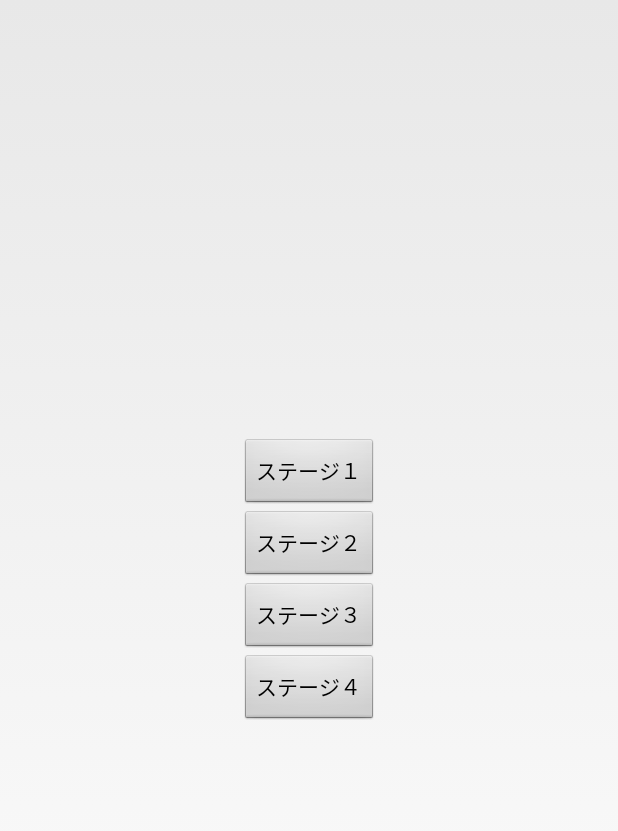
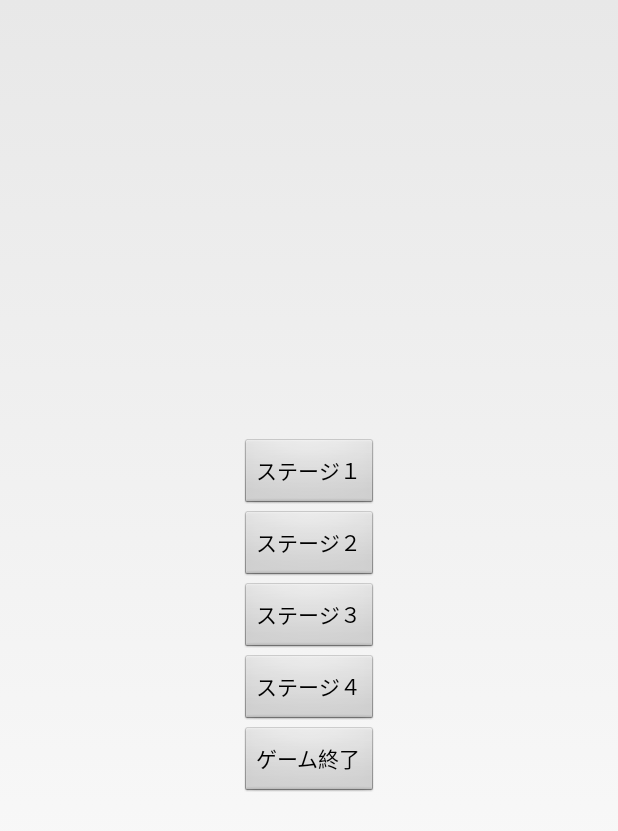
Before and after one commit to ffmm00/AndroidBarrageGame, an Android app: the screen it shows after launch (MainActivity), on a phone screen of 412 x 824 dp. Shown: the top 831 px of the screen. Run offline under Robolectric (Android 15) with nearby library versions, the phone set to English and light mode, and no system bars.

Commit message:
バグは起きず。ステージ選択画面にゲーム終了ボタン追加

```diff
--- a/app/src/main/java/com/fm_example/barragegame/GameActivity.java
+++ b/app/src/main/java/com/fm_example/barragegame/GameActivity.java
@@ -1,5 +1,6 @@
 package com.fm_example.barragegame;
 
+import android.app.Activity;
 import android.content.Context;
 import android.content.Intent;
 import android.content.res.Resources;
@@ -434,8 +435,7 @@ public class GameActivity extends SurfaceView implements SurfaceHolder.Callback,
                 if (mIsClear || mIsFailed) {
                     if (mRegionGameEnd.contains((int) event.getX(), (int) event.getY())) {
                         mStageOne.stop();
-                        Intent i = new Intent(getContext(), MainActivity.class);
-                        getContext().startActivity(i);
+                        ((Activity) getContext()).finish();
                     }
                 }
                 break;
--- a/app/src/main/java/com/fm_example/barragegame/MainActivity.java
+++ b/app/src/main/java/com/fm_example/barragegame/MainActivity.java
@@ -68,6 +68,16 @@ public class MainActivity extends Activity {
                 startActivity(intent);
             }
         });
+
+
+        Button btnNexth = (Button) this.findViewById(R.id.button);
+        btnNexth.setOnClickListener(new View.OnClickListener() {
+            @Override
+            public void onClick(View v) {
+                mOpening.stop();
+                finish();
+            }
+        });
     }
 
     @Override
@@ -84,7 +94,9 @@ public class MainActivity extends Activity {
     @Override
     public boolean dispatchKeyEvent(KeyEvent event) {
         if (event.getKeyCode() == KeyEvent.KEYCODE_BACK) {
-            mOpening.stop();
+            if (mOpening.isPlaying()) {
+                mOpening.stop();
+            }
             finish();
         }
         return super.dispatchKeyEvent(event);
--- a/app/src/main/res/layout/activity_main.xml
+++ b/app/src/main/res/layout/activity_main.xml
@@ -44,6 +44,13 @@
         android:layout_centerVertical="true"
         android:layout_centerHorizontal="true" />
 
+    <Button
+        android:layout_width="wrap_content"
+        android:layout_height="wrap_content"
+        android:text="@string/endgame"
+        android:id="@+id/button"
+        android:layout_below="@+id/button3"
+        android:layout_centerHorizontal="true" />
 
 
 </RelativeLayout>
--- a/app/src/main/res/values/strings.xml
+++ b/app/src/main/res/values/strings.xml
@@ -5,6 +5,7 @@
     <string name="stage2">ステージ２</string>
     <string name="stage3">ステージ３</string>
     <string name="stage4">ステージ４</string>
+    <string name="endgame">ゲーム終了</string>
     <string name="action_settings">Settings</string>
     <string name="title_activity_game">GameActivity</string>
 </resources>
```
Also changed, not shown: app/src/main/java/com/fm_example/barragegame/BossMode.java (+2 -7 lines), app/src/main/java/com/fm_example/barragegame/BossModeEight.java (+7 -2 lines), app/src/main/java/com/fm_example/barragegame/BossModeSix.java (+5 -3 lines).
